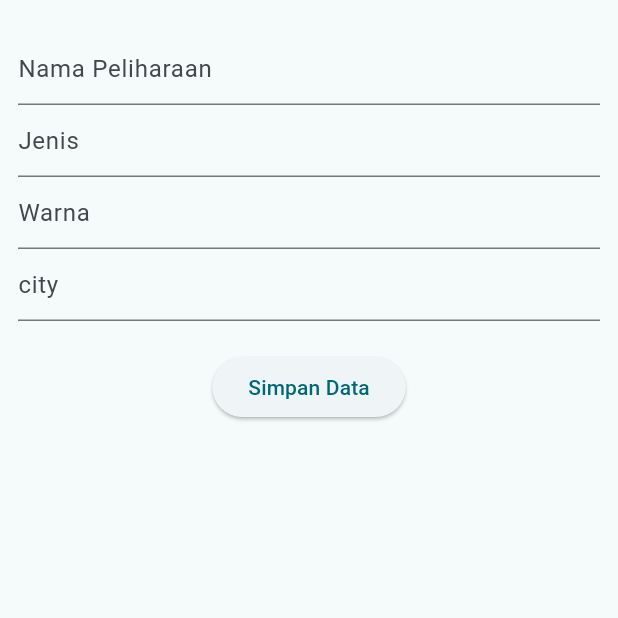
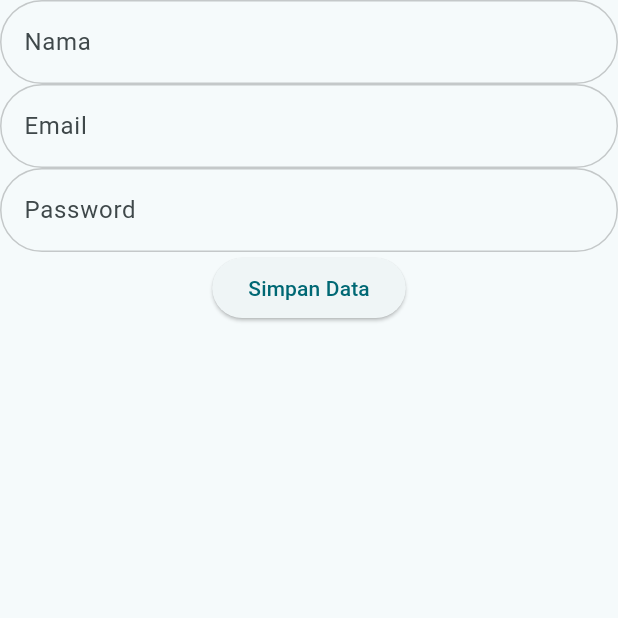
Before and after one commit to Sahrulproject/Tugas_Flutter, a Flutter app: the Day16UserScreen screen opened directly, on a phone screen of 412 x 824 dp, the top half of it. Run offline on Flutter 3.47's test engine with Material 3 defaults, Android fonts, the light colour scheme and no system bars; our stand-ins replace shared_preferences, sqflite; accounts and stored records are empty.

Commit message:
Update submodule content

```diff
--- a/lib/day15/textform.dart
+++ b/lib/day15/textform.dart
@@ -6,7 +6,7 @@ class TextFormConst extends StatelessWidget {
     required this.hintText,
     required this.controller,
     this.onChanged,
-    required TextInputType keboardType,
+    required TextInputType keyboardType,
     InputDecoration? decoration,
   });
   final String hintText;
--- a/lib/day16/model/user.dart
+++ b/lib/day16/model/user.dart
@@ -1,39 +1,38 @@
 import 'dart:convert';
 
 // ignore_for_file: public_member_api_docs, sort_constructors_first
-class Peliharaan {
+class User {
+  final int? id;
+  final String email;
+  final String password;
   final String name;
-  final String tipe;
-  final String warna;
-  final String city;
-
-  Peliharaan({
+  User({
+    this.id,
+    required this.email,
+    required this.password,
     required this.name,
-    required this.tipe,
-    required this.warna,
-    required this.city,
   });
 
   Map<String, dynamic> toMap() {
     return <String, dynamic>{
+      'id': id,
+      'email': email,
+      'password': password,
       'name': name,
-      'tipe': tipe,
-      'warna': warna,
-      'city': city,
     };
   }
 
-  factory Peliharaan.fromMap(Map<String, dynamic> map) {
-    return Peliharaan(
+  factory User.fromMap(Map<String, dynamic> map) {
+    return User(
+      id: map['id'] as int,
+      email: map['email'] as String,
+      password: map['password'] as String,
       name: map['name'] as String,
-      tipe: map['tipe'] as String,
-      warna: map['warna'] as String,
-      city: map['city'] as String,
     );
   }
 
   String toJson() => json.encode(toMap());
 
-  factory Peliharaan.fromJson(String source) =>
-      Peliharaan.fromMap(json.decode(source) as Map<String, dynamic>);
+  factory User.fromJson(String source) =>
+      User.fromMap(json.decode(source) as Map<String, dynamic>);
 }
--- a/lib/day16/sqflite/db_helper.dart
+++ b/lib/day16/sqflite/db_helper.dart
@@ -7,7 +7,7 @@ class DbHelper {
   static Future<Database> databaseHelper() async {
     final dbPath = await getDatabasesPath();
     return openDatabase(
-      join(dbPath, 'peliharaan.db'),
+      join(dbPath, 'login.db'),
       onCreate: (db, version) {
         return db.execute(
           'CREATE TABLE users(id INTEGER PRIMARY KEY, email TEXT, password TEXT, name TEXT)',
@@ -17,32 +17,48 @@ class DbHelper {
     );
   }
 
-  static Future<void> registerPeliharaan(Peliharaan peliharaan) async {
+  static Future<void> registerUser(User user) async {
     final db = await databaseHelper();
     await db.insert(
-      'peliharaan',
-      peliharaan.toMap(),
+      'users',
+      user.toMap(),
       conflictAlgorithm: ConflictAlgorithm.replace,
     );
   }
 
-  // static Future<Peliharaan?> loginPeliharaan(String email, String password) async {
-  //   final db = await databaseHelper();
-  //   final List<Map<String, dynamic>> results = await db.query(
-  //     'peliharaan', // pastikan ini tabel yang benar
-  //     where: 'email = ? AND password = ?',
-  //     whereArgs: [email, password],
-  //   );
+  static Future<User?> loginUser(String email, String password) async {
+    final db = await databaseHelper();
+    final List<Map<String, dynamic>> results = await db.query(
+      'users',
+      where: 'email = ? AND password = ?',
+      whereArgs: [email, password],
+    );
 
-  //   if (results.isNotEmpty) {
-  //     return Peliharaan.fromMap(results.first);
-  //   }
-  //   return null;
-  // }
+    if (results.isNotEmpty) {
+      return User.fromMap(results.first);
+    }
+    return null;
+  }
 
-  static Future<List<Peliharaan>> getAllPeliharaan() async {
+  static Future<List<User>> getAllUsers() async {
     final db = await databaseHelper();
-    final List<Map<String, dynamic>> results = await db.query('kostan');
-    return results.map((e) => Peliharaan.fromMap(e)).toList();
+    final List<Map<String, dynamic>> results = await db.query('users');
+    return results.map((e) => User.fromMap(e)).toList();
+  }
+
+  static Future<void> updateUser(User user) async {
+    final db = await databaseHelper();
+    await db.update(
+      'users',
+      user.toMap(),
+      where: 'id = ?',
+      whereArgs: [user.id],
+      conflictAlgorithm: ConflictAlgorithm.replace,
+    );
+  }
+
+  static Future<void> deleteUser(int id) async {
+    final db = await databaseHelper();
+    await db.delete('users', where: 'id = ?', whereArgs: [id]);
   }
 }
--- a/lib/day16/utils/app_image.dart
+++ b/lib/day16/utils/app_image.dart
@@ -1,4 +1,4 @@
 class AppImage {
-  static const String rendang = "assets/im/newprofile.jpeg";
+  static const String profile = "assets/im/newprofile.jpeg";
   static const String iconGoogle = "assets/im/google.png";
 }
--- a/lib/day16/views/user_screen.dart
+++ b/lib/day16/views/user_screen.dart
@@ -1,33 +1,32 @@
 import 'package:flutter/material.dart';
+import 'package:ppkd_b_3/day15/textform.dart';
 import 'package:ppkd_b_3/day16/model/user.dart';
 import 'package:ppkd_b_3/day16/sqflite/db_helper.dart';
 
 class Day16UserScreen extends StatefulWidget {
   const Day16UserScreen({super.key});
-  static const nama = "/user";
 
   @override
   State<Day16UserScreen> createState() => _Day16UserScreenState();
 }
 
 class _Day16UserScreenState extends State<Day16UserScreen> {
-  List<Peliharaan> peliharaan = [];
+  List<User> users = [];
   @override
   void initState() {
     super.initState();
     getUser();
   }
 
-  final TextEditingController namaController = TextEditingController();
-  final TextEditingController jenisController = TextEditingController();
-  final TextEditingController warnaController = TextEditingController();
-  final TextEditingController cityController = TextEditingController();
+  final TextEditingController emailController = TextEditingController();
+  final TextEditingController nameController = TextEditingController();
+  final TextEditingController passwordController = TextEditingController();
 
   Future<void> getUser() async {
-    final dataPeliharaan = await DbHelper.getAllPeliharaan();
-    print(dataPeliharaan);
+    final dataUser = await DbHelper.getAllUsers();
+    print(dataUser);
     setState(() {
-      peliharaan = dataPeliharaan;
+      users = dataUser;
     });
   }
 
@@ -35,66 +34,42 @@ class _Day16UserScreenState extends State<Day16UserScreen> {
   Widget build(BuildContext context) {
     return Scaffold(
       body: SingleChildScrollView(
-        child: Padding(
-          padding: const EdgeInsets.all(12.0),
         child: Column(
           children: [
-              SizedBox(height: 10),
-              TextFormField(
-                controller: namaController,
-                keyboardType: TextInputType.name,
-                decoration: InputDecoration(
-                  hintText: "Nama Peliharaan",
+            TextFormConst(
+              hintText: "Nama",
+              controller: nameController,
+              keyboardType: TextInputType.text,
             ),
-              ),
-              TextFormField(
-                controller: jenisController,
-                keyboardType: TextInputType.text,
-                decoration: InputDecoration(
-                  hintText: "Jenis",
-                ),
-              ),
-              TextFormField(
-                controller: warnaController,
-                keyboardType: TextInputType.text,
-                decoration: InputDecoration(
-                  hintText: "Warna",
-                ),
-              ),
-              TextFormField(
-                controller: cityController,
-                keyboardType: TextInputType.text,
-                decoration: InputDecoration(
-                  hintText: "city",
-                ),
-              ),
-              SizedBox(height: 20),
+            TextFormConst(
+                hintText: "Email",
+                controller: emailController,
+                keyboardType: TextInputType.text),
+            TextFormConst(
+                hintText: "Password",
+                controller: passwordController,
+                keyboardType: TextInputType.text),
             ElevatedButton(
               onPressed: () async {
-                  final name = namaController.text.trim();
-                  final tipe = jenisController.text.trim();
-                  final warna = warnaController.text.trim();
-                  final city = cityController.text.trim();
-                  if (name.isEmpty ||
-                      tipe.isEmpty ||
-                      warna.isEmpty ||
-                      city.isEmpty) {
+                final email = emailController.text.trim();
+                final password = passwordController.text.trim();
+                final name = nameController.text.trim();
+                if (email.isEmpty || password.isEmpty || name.isEmpty) {
                   ScaffoldMessenger.of(context).showSnackBar(
                     const SnackBar(
                       content: Text(
-                          "Kolom harus diisi",
+                        "Email, Password, dan Nama tidak boleh kosong",
                       ),
                     ),
                   );
 
                   return;
                 }
-                  final peliharaan = Peliharaan(
-                      name: name, tipe: tipe, warna: warna, city: city);
-                  await DbHelper.registerPeliharaan(peliharaan);
+                final user = User(email: email, password: password, name: name);
+                await DbHelper.registerUser(user);
                 Future.delayed(const Duration(seconds: 1)).then((value) {
                   ScaffoldMessenger.of(context).showSnackBar(
-                      const SnackBar(content: Text("Pendataan berhasil")),
+                    const SnackBar(content: Text("Pendaftaran berhasil")),
                   );
                 });
                 getUser();
@@ -105,54 +80,77 @@ class _Day16UserScreenState extends State<Day16UserScreen> {
             ListView.builder(
               physics: NeverScrollableScrollPhysics(),
               shrinkWrap: true,
-                itemCount: peliharaan.length,
+              itemCount: users.length,
               itemBuilder: (BuildContext context, int index) {
-                  final dataUserLogin = peliharaan[index];
-                  // return ListTile(
-                  //   title: Text(dataUserLogin.nama0),
-                  //   subtitle: Text(dataUserLogin.nama),
-                  // );
-
-                  return Container(
-                    margin: EdgeInsets.symmetric(vertical: 6),
-                    padding: EdgeInsets.all(12),
-                    decoration: BoxDecoration(
-                      color: Colors.white,
-                      borderRadius: BorderRadius.circular(12),
-                      boxShadow: [
-                        BoxShadow(
-                          color: Colors.grey.withValues(alpha: 0.2),
-                          blurRadius: 6,
-                          offset: Offset(0, 3),
+                final dataUserLogin = users[index];
+                return ListTile(
+                  title: Text(dataUserLogin.name),
+                  subtitle: Text(dataUserLogin.email),
+                  trailing: Row(
+                    mainAxisSize: MainAxisSize.min,
+                    children: [
+                      IconButton(
+                        onPressed: () {
+                          showDialog(
+                            context: context,
+                            builder: (context) => AlertDialog(
+                              title: Text('Edit Data'),
+                              content: Column(
+                                mainAxisSize: MainAxisSize.min,
+                                children: [
+                                  TextFormConst(
+                                    controller: nameController
+                                      ..text = dataUserLogin.name,
+                                    hintText: 'Nama',
+                                    keyboardType: TextInputType.text,
+                                  ),
+                                  SizedBox(height: 12),
+                                  TextFormConst(
+                                    controller: emailController
+                                      ..text = dataUserLogin.email,
+                                    hintText: 'Email',
+                                    keyboardType: TextInputType.text,
+                                  ),
+                                  SizedBox(height: 12),
+                                  TextFormConst(
+                                    controller: passwordController
+                                      ..text = dataUserLogin.password,
+                                    hintText: 'Password',
+                                    keyboardType: TextInputType.text,
                                   ),
                                 ],
                               ),
-                    child: Row(
-                      crossAxisAlignment: CrossAxisAlignment.center,
-                      children: [
-                        CircleAvatar(
-                          radius: 16,
-                          backgroundColor: Color(0xff21BDCA),
-                          child: Text(
-                            '${index + 1}',
-                            style: TextStyle(
-                              color: Colors.white,
-                              fontWeight: FontWeight.bold,
+                              actions: [
+                                ElevatedButton(
+                                  onPressed: () {
+                                    final dataUser = User(
+                                      id: dataUserLogin.id!,
+                                      email: emailController.text,
+                                      password: passwordController.text,
+                                      name: nameController.text.trim(),
+                                    );
+                                    DbHelper.updateUser(dataUser);
+                                    getUser();
+                                    Navigator.pop(context);
+                                  },
+                                  child: Text('Simpan'),
                                 ),
+                                ElevatedButton(
+                                  onPressed: () => Navigator.pop(context),
+                                  child: Text('Batal'),
                                 ),
-                        ),
-                        SizedBox(width: 15),
-                        Expanded(
-                          child: Column(
-                            // spacing: 12,
-                            crossAxisAlignment: CrossAxisAlignment.start,
-                            children: [
-                              Text("Name : ${dataUserLogin.name}"),
-                              Text("Tipe : ${dataUserLogin.tipe}"),
-                              Text("Warna : ${dataUserLogin.warna}"),
-                              Text("Asal Kota : ${dataUserLogin.city}"),
                               ],
                             ),
+                          );
+                        },
+                        icon: Icon(Icons.edit),
+                      ),
+                      IconButton(
+                        onPressed: () {
+                          DbHelper.deleteUser(dataUserLogin.id!);
+                          getUser();
+                        },
+                        icon: Icon(Icons.delete),
                       ),
                     ],
                   ),
@@ -162,7 +160,6 @@ class _Day16UserScreenState extends State<Day16UserScreen> {
           ],
         ),
       ),
-      ),
     );
   }
 }
--- a/lib/day16/widgets/log_out_button.dart
+++ b/lib/day16/widgets/log_out_button.dart
@@ -11,7 +11,7 @@ class LogOutButton extends StatelessWidget {
     return ElevatedButton(
       onPressed: () {
         PreferenceHandler.removeLogin();
-        context.pushReplacementNamed(Day9T6TextRich.id);
+        context.pushReplacement(Day9T6TextRich());
       },
       child: Text("Keluar"),
     );
```
Also changed, not shown: lib/day12/draw.dart (+12 -11 lines), lib/day15/home1.dart (+12 -5 lines), lib/day16/views/register_screen.dart (+15 -27 lines), lib/day9-10/Login.dart (+15 -5 lines), lib/main.dart (+3 -4 lines). Lines whose indentation alone changed are shown as unchanged.
